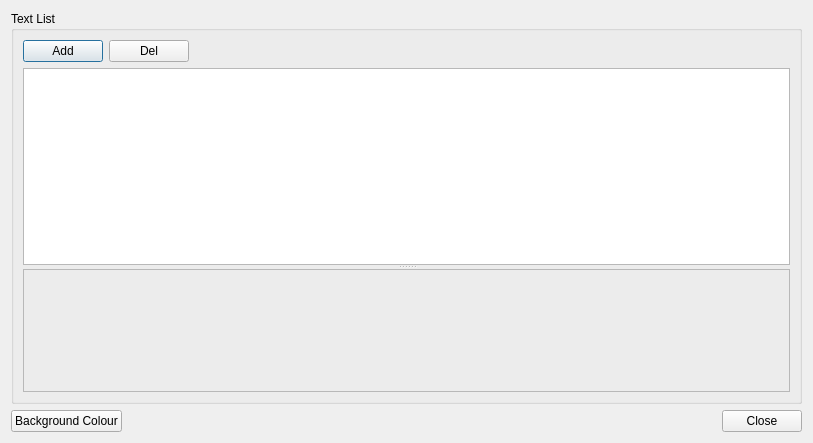
The window that kvmrt2_media_editor/StationImagePool.ui (gyongchae/MediaEditor) describes before a commit, drawn with Qt 5.
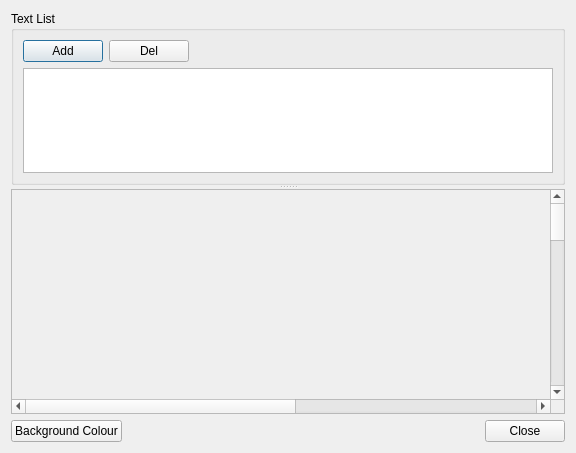
The same window after the commit.

Commit message: preview scroll bar, gif support, video rotation modified

What changed in the file:
```diff
--- a/kvmrt2_media_editor/StationImagePool.ui
+++ b/kvmrt2_media_editor/StationImagePool.ui
@@ -6,22 +6,24 @@
    <rect>
     <x>0</x>
     <y>0</y>
-    <width>813</width>
-    <height>443</height>
+    <width>576</width>
+    <height>453</height>
    </rect>
   </property>
   <property name="windowTitle">
    <string>Text</string>
   </property>
-  <layout class="QVBoxLayout" name="verticalLayout_2" stretch="1,0">
+  <layout class="QVBoxLayout" name="verticalLayout_3">
    <item>
+    <widget class="QSplitter" name="splitter">
+     <property name="orientation">
+      <enum>Qt::Vertical</enum>
+     </property>
     <widget class="QGroupBox" name="groupBox">
      <property name="title">
       <string>Text List</string>
      </property>
-     <layout class="QGridLayout" name="gridLayout">
-      <item row="0" column="0">
-       <layout class="QVBoxLayout" name="verticalLayout" stretch="0,1">
+      <layout class="QVBoxLayout" name="verticalLayout_2" stretch="0,1">
         <item>
          <layout class="QHBoxLayout" name="horizontalLayout">
           <item>
@@ -54,10 +56,6 @@
          </layout>
         </item>
         <item>
-         <widget class="QSplitter" name="splitter">
-          <property name="orientation">
-           <enum>Qt::Vertical</enum>
-          </property>
           <widget class="QTableView" name="m_tblStationImagePool">
            <property name="sizePolicy">
             <sizepolicy hsizetype="Preferred" vsizetype="Preferred">
@@ -66,25 +64,60 @@
             </sizepolicy>
            </property>
           </widget>
-          <widget class="QFrame" name="frame">
+       </item>
+      </layout>
+     </widget>
+     <widget class="QScrollArea" name="scrollArea">
+      <property name="widgetResizable">
+       <bool>true</bool>
+      </property>
+      <widget class="QWidget" name="scrollAreaWidgetContents">
+       <property name="geometry">
+        <rect>
+         <x>0</x>
+         <y>0</y>
+         <width>1017</width>
+         <height>1027</height>
+        </rect>
+       </property>
+       <layout class="QVBoxLayout" name="verticalLayout">
+        <item>
+         <widget class="QWidget" name="widget" native="true">
            <property name="minimumSize">
             <size>
-             <width>0</width>
-             <height>120</height>
-            </size>
-           </property>
-           <property name="frameShape">
-            <enum>QFrame::StyledPanel</enum>
-           </property>
-           <property name="frameShadow">
-            <enum>QFrame::Raised</enum>
-           </property>
-          </widget>
-         </widget>
+            <width>999</width>
+            <height>999</height>
+           </size>
+          </property>
+         </widget>
+        </item>
+        <item>
+         <widget class="QLabel" name="label">
+          <property name="sizePolicy">
+           <sizepolicy hsizetype="Minimum" vsizetype="Preferred">
+            <horstretch>0</horstretch>
+            <verstretch>0</verstretch>
+           </sizepolicy>
+          </property>
+          <property name="maximumSize">
+           <size>
+            <width>16777215</width>
+            <height>4</height>
+           </size>
+          </property>
+          <property name="styleSheet">
+           <string notr="true">QLabel {
+background-color: rgba(255, 255, 255, 255);
+}</string>
+          </property>
+          <property name="text">
+           <string/>
+          </property>
+         </widget>
         </item>
        </layout>
-      </item>
-     </layout>
+      </widget>
+     </widget>
     </widget>
    </item>
    <item>
```
Lines whose indentation alone changed are shown as unchanged. The commit also changes 23 other files.
